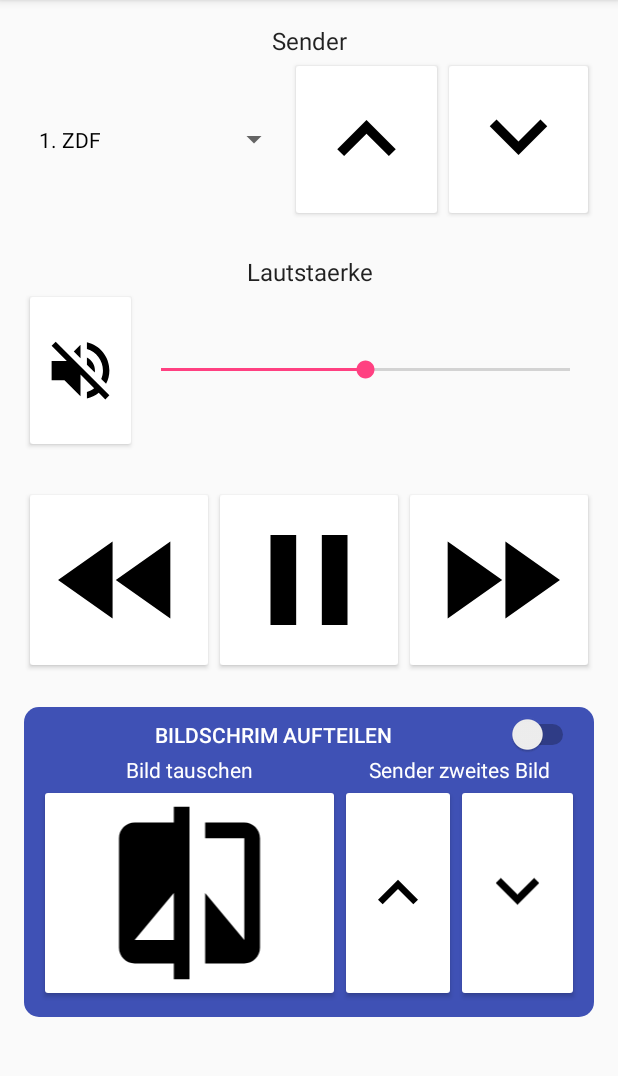
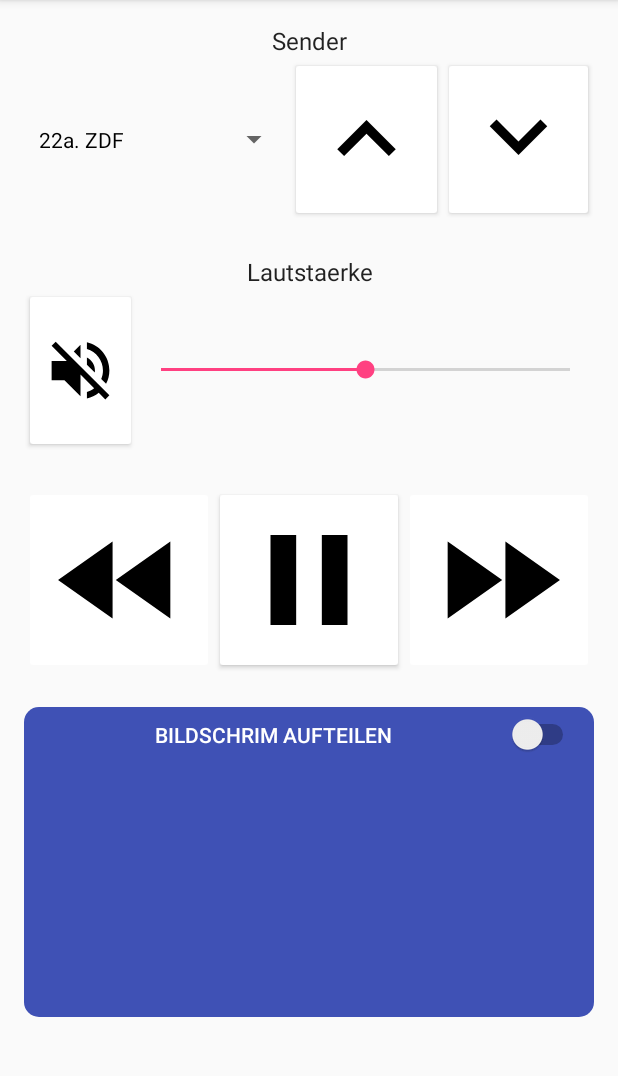
Before and after one commit to juxbo/NZSE_Remote, an Android app: the screen it shows after launch (Fernbedienung), on a phone screen of 412 x 824 dp, the part 84-1160 px from its top. Run offline under Robolectric (Android 15) with nearby library versions, the phone set to English and light mode, and no system bars; network calls fail.

Commit message:
PIP implemented Changing channel implemented Play / Pause and rewind / fastforward kind of implemented

```diff
--- a/app/src/main/java/remote/js/nzse/hda/makeremotesgreatagain/Fernbedienung.java
+++ b/app/src/main/java/remote/js/nzse/hda/makeremotesgreatagain/Fernbedienung.java
@@ -10,10 +10,14 @@ import android.support.v7.widget.Toolbar;
 import android.view.View;
 import android.view.Menu;
 import android.view.MenuItem;
+import android.widget.AdapterView;
 import android.widget.ArrayAdapter;
+import android.widget.CompoundButton;
 import android.widget.ImageButton;
+import android.widget.LinearLayout;
 import android.widget.SeekBar;
 import android.widget.Spinner;
+import android.widget.Switch;
 import android.widget.Toast;
 
 import java.util.ArrayList;
@@ -21,6 +25,7 @@ import java.util.ArrayList;
 public class Fernbedienung extends AppCompatActivity {
 
     public static final String IPAdress = "192.168.178.43";
+    private static final int SPULEN_BY =10;
     private Spinner sender;
     private SeekBar vol;
     private boolean muted=false;
@@ -29,6 +34,12 @@ public class Fernbedienung extends AppCompatActivity {
     private boolean blackbars=true;
     private Senderliste sliste;
     private HttpCommandWrapper cmd;
+    private int lastChannelNr;
+    private int pipChannelNr;
+    private long timePaused;
+    private int spulenOffset;
+    private ImageButton ffBtn;
+    private ImageButton rewindBtn;
 
     @Override
     protected void onCreate(Bundle savedInstanceState) {
@@ -39,17 +50,126 @@ public class Fernbedienung extends AppCompatActivity {
 
         System.setProperty("java.net.preferIPv4Stack" , "true");
 
+        //Somehow these cannot be disabled in xml (They're not greyed out)
+        ffBtn=(ImageButton) findViewById(R.id.button_ff);
+        rewindBtn=(ImageButton) findViewById(R.id.button_rewind);
+        ffBtn.setEnabled(false);
+        rewindBtn.setEnabled(false);
+        setPipButtonsEnabled(false);
+
+        lastChannelNr=0;
+
         sender=(Spinner) findViewById(R.id.spinner_sender);
         sliste=new Senderliste();
         ArrayAdapter senderAdapter = new ArrayAdapter(this, R.layout.custom_spinner, sliste.getSender());
         sender.setAdapter(senderAdapter);
 
+        sender.setOnItemSelectedListener(new AdapterView.OnItemSelectedListener() {
+            @Override
+            public void onItemSelected(AdapterView<?> parentView, View selectedItemView, int position, long id) {
+                lastChannelNr=position;
+                cmd.setChannelMain(sliste.findSenderByNumber(lastChannelNr).getChannel());
+            }
+
+            @Override
+            public void onNothingSelected(AdapterView<?> adapterView) {
+                return;
+            }
+        });
+
         vol=(SeekBar) findViewById(R.id.bar_volume);
         vol.setProgress(volCache);
+        vol.setOnSeekBarChangeListener(new SeekBar.OnSeekBarChangeListener() {
+            @Override
+            public void onProgressChanged(SeekBar seekBar, int i, boolean b) {
+                //This generates a lot of httpRequests
+                cmd.setVolume(i);
+            }
+
+            @Override
+            public void onStartTrackingTouch(SeekBar seekBar) {
+                //Not necessary
+            }
+
+            @Override
+            public void onStopTrackingTouch(SeekBar seekBar) {
+                //Not necessary
+            }
+        });
+
+        Switch pipSwitch = (Switch)findViewById(R.id.switch_pip);
+        pipSwitch.setOnCheckedChangeListener(new CompoundButton.OnCheckedChangeListener() {
+            @Override
+            public void onCheckedChanged(CompoundButton compoundButton, boolean b) {
+                if(b){
+                    cmd.setPipEnabled(true);
+                    setPipButtonsEnabled(true);
+                }else{
+                    cmd.setPipEnabled(false);
+                    setPipButtonsEnabled(false);
+                }
+            }
+        });
 
         cmd = new HttpCommandWrapper(IPAdress);
+        cmd.setDebug(true);
         cmd.setStandBy(false);
+        cmd.setChannelMain(sliste.findSenderByNumber(lastChannelNr).getChannel());
     }
+
+    private void setPipButtonsEnabled(final boolean enabled) {
+        pipChannelNr=0;
+        if(enabled){
+            findViewById(R.id.layout_pipSwap).setVisibility(LinearLayout.VISIBLE);
+            findViewById(R.id.layout_pipChannel).setVisibility(LinearLayout.VISIBLE);
+        }else{
+            findViewById(R.id.layout_pipSwap).setVisibility(LinearLayout.GONE);
+            findViewById(R.id.layout_pipChannel).setVisibility(LinearLayout.GONE);
+        }
+
+        findViewById(R.id.button_piplast).setEnabled(enabled);
+        findViewById(R.id.button_pipnext).setEnabled(enabled);
+        findViewById(R.id.button_pipswap).setEnabled(enabled);
+    }
+
+    public void pipSwapButtonPressed(View v){
+        int temp=lastChannelNr;
+        lastChannelNr=pipChannelNr;
+        pipChannelNr=temp;
+
+        cmd.setChannelPip(sliste.findSenderByNumber(pipChannelNr).getChannel());
+        cmd.setChannelMain(sliste.findSenderByNumber(lastChannelNr).getChannel());
+    }
+    public void pipNextChannelButtonPressed(View v){
+        pipChannelNr++;
+        cmd.setChannelPip(sliste.findSenderByNumber(pipChannelNr).getChannel());
+    }
+    public void pipLastChannelButtonPressed(View v){
+        pipChannelNr--;
+        if(pipChannelNr<0) {
+            pipChannelNr = sliste.getSender().size();
+        }
+        cmd.setChannelPip(sliste.findSenderByNumber(pipChannelNr).getChannel());
+    }
+
+    @Override
+    protected void onResume() {
+        super.onResume();
+        //TODO: Check if connection can still be established
+
+        //not sure about this
+        cmd.setDebug(true);
+        cmd.setStandBy(false);
+        //TODO: Find a way to save lastChannelNr (ATM it gets reset to its initial value (i.e. 0))
+        cmd.setChannelMain(sliste.findSenderByNumber(lastChannelNr).getChannel());
+    }
+
+    @Override
+    protected void onPause() {
+        super.onPause();
+        //TODO: Find out what to do here
+    }
+
 
     @Override
     public boolean onCreateOptionsMenu(Menu menu) {
@@ -99,14 +219,22 @@ public class Fernbedienung extends AppCompatActivity {
 
             @Override
             public void onClick(DialogInterface dialog, int which) {
-                //TODO: Do stuff whit whatever gets chosen
+                //TODO: Change this to correct roles. Hide the features a role shouldn't have
                 dialog.dismiss();
                 switch(which){
                     case 0:
-
+                    case 1:
+                    case 2:
+                    case 3:
+                        //Rolle noob
                         break;
-                    case 1:
-
+                    case 4:
+                    case 5:
+                    case 6:
+                        //Rolle pro
+                        break;
+                    default:
+                        //Keine Rolle. Noob benutzen?
                         break;
                 }
             }
@@ -115,34 +243,69 @@ public class Fernbedienung extends AppCompatActivity {
 
         b.show();
     }
+
     public void playButtonPressed(View v){
         //TODO: Implement Play/Pause Function and enable ff/rewind buttons only when paused before
         if(paused){
             Toast.makeText(this, "Resuming", Toast.LENGTH_SHORT).show();
             ((ImageButton)findViewById(R.id.button_play)).setImageDrawable(ContextCompat.getDrawable(getApplicationContext(),R.drawable.pause));
-            //TODO: WTF is Offset?
-            cmd.play(500);
+            cmd.play(calculateOffset(spulenOffset));
+            ffBtn.setEnabled(false);
+            rewindBtn.setEnabled(false);
             paused=false;
         }else{
             Toast.makeText(this, "Pausing", Toast.LENGTH_SHORT).show();
             ((ImageButton)findViewById(R.id.button_play)).setImageDrawable(ContextCompat.getDrawable(getApplicationContext(),R.drawable.play));
             cmd.pause();
+            timePaused=System.currentTimeMillis();
+            ffBtn.setEnabled(true);
             paused=true;
         }
+    }
+
+    public void ffButtonPressed(View v){
+        if(calculateOffset(spulenOffset)> SPULEN_BY){
+            spulenOffset-= SPULEN_BY;
+            Toast.makeText(this, "-"+SPULEN_BY+" => Neuer Offset: "+calculateOffset(spulenOffset), Toast.LENGTH_SHORT).show();
+            if(calculateOffset(spulenOffset)>= SPULEN_BY){
+                ffBtn.setEnabled(false);
+            }
+            if(calculateOffset(spulenOffset)<calculateOffset(SPULEN_BY)) {
+                rewindBtn.setEnabled(true);
+            }
+        }
+    }
+    public void rewindButtonPressed(View v){
+        if(calculateOffset(spulenOffset)<calculateOffset(SPULEN_BY)){
+            spulenOffset+= SPULEN_BY;
+            Toast.makeText(this, "+"+SPULEN_BY+" => Neuer Offset: "+calculateOffset(spulenOffset), Toast.LENGTH_SHORT).show();
+            if(calculateOffset(spulenOffset)<calculateOffset(0)){
+                rewindBtn.setEnabled(false);
+            }
+            if(calculateOffset(spulenOffset)> SPULEN_BY) {
+                ffBtn.setEnabled(true);
+            }
+        }
+    }
+
+    private long calculateOffset(int spulOffset) {
+        return ((System.currentTimeMillis()-timePaused)/1000)+spulOffset;
     }
 
     public void lastChannelButtonPressed(View v){
         Toast.makeText(this, "Last Channel", Toast.LENGTH_SHORT).show();
         changeSender(-1);
-        //TODO: Send sender to TV
-        cmd.setDebug(false);
+//        Not necessary after implementing the changeListener of sender spinner
+//        lastChannelNr--;
+//        cmd.setChannelMain(sliste.findSenderByNumber(lastChannelNr).getChannel());
     }
 
     public void nextChannelButtonPressed(View v){
         Toast.makeText(this, "Next Channel", Toast.LENGTH_SHORT).show();
         changeSender(1);
-        //TODO: Send sender to TV
-        cmd.setDebug(true);
+//        Not necessary after implementing the changeListener of sender spinner
+//        lastChannelNr++;
+//        cmd.setChannelMain(sliste.findSenderByNumber(lastChannelNr).getChannel());
     }
 
     private void changeSender(int by){
--- a/app/src/main/java/remote/js/nzse/hda/makeremotesgreatagain/HttpCommandWrapper.java
+++ b/app/src/main/java/remote/js/nzse/hda/makeremotesgreatagain/HttpCommandWrapper.java
@@ -59,7 +59,7 @@ public class HttpCommandWrapper {
         execute(param, 500);
     }
 
-    public void play(final int offset) {
+    public void play(final long offset) {
         String param = "timeShiftPlay=" + offset;
         execute(param, 500);
     }
--- a/app/src/main/java/remote/js/nzse/hda/makeremotesgreatagain/Sender.java
+++ b/app/src/main/java/remote/js/nzse/hda/makeremotesgreatagain/Sender.java
@@ -23,8 +23,13 @@ public class Sender implements Serializable {
 
     @Override
     public String toString() {
+        //TODO: Either remove channel or somehow display a separate consecutive channel-nr in spinner/senderliste
         final StringBuilder sb = new StringBuilder();
         sb.append(channel).append(". ").append(program);
         return sb.toString();
     }
+
+    public String getChannel() {
+        return channel;
+    }
 }
--- a/app/src/main/java/remote/js/nzse/hda/makeremotesgreatagain/Senderliste.java
+++ b/app/src/main/java/remote/js/nzse/hda/makeremotesgreatagain/Senderliste.java
@@ -17,10 +17,15 @@ public class Senderliste {
 
     private void fillSenderListWithTestData() {
         // Sender(channel, program, quality, frequency, provider)
-        sender.add(new Sender("1", "ZDF", 58, 546000, "ZDFmobil"));
-        sender.add(new Sender("2", "Das Erste", 91, 602000, "ARD"));
-        sender.add(new Sender("3", "hr-fernsehen", 91, 658000, "SWR"));
-        sender.add(new Sender("4", "arte", 91, 602000, "ARD"));
+        sender.add(new Sender("22a", "ZDF", 58, 546000, "ZDFmobil"));
+        sender.add(new Sender("57d", "Das Erste", 91, 602000, "ARD"));
+        sender.add(new Sender("37b", "hr-fernsehen", 91, 658000, "SWR"));
+        sender.add(new Sender("37c", "arte", 91, 602000, "ARD"));
+    }
+
+    public Sender findSenderByNumber(int nr){
+        // This might be a bit confusing but it works ¯\_(ツ)_/¯
+        return sender.get(nr%sender.size());
     }
 
     public List<Sender> getSender() {
--- a/app/src/main/java/remote/js/nzse/hda/makeremotesgreatagain/SenderlisteActivity.java
+++ b/app/src/main/java/remote/js/nzse/hda/makeremotesgreatagain/SenderlisteActivity.java
@@ -29,7 +29,7 @@ public class SenderlisteActivity extends AppCompatActivity {
         ArrayAdapter senderAdapter = new ArrayAdapter(this,R.layout.custom_listview, R.id.listview_textView, senderliste);
         sender.setAdapter(senderAdapter);
 
-        //TODO: Somehow get the pressed buttons in the listview
+        //TODO: Somehow find out what button has been pressed (which line of listview)
     }
 
     @Override
--- a/app/src/main/res/layout/content_fernbedienung.xml
+++ b/app/src/main/res/layout/content_fernbedienung.xml
@@ -49,11 +49,6 @@
                     android:layout_width="match_parent"
                     android:layout_height="match_parent">
 
-                   <!-- <Spinner
-                        android:layout_width="177dp"
-                        android:layout_height="match_parent"
-                        android:id="@+id/spinner_sender"
-                        android:entries="@array/senderliste" /> -->
                     <Spinner
                         android:layout_width="177dp"
                         android:layout_height="match_parent"
@@ -150,8 +145,10 @@
                 android:src="@drawable/rewind"
                 android:layout_width="0dp"
                 android:layout_height="match_parent"
-                android:id="@+id/button3"
-                android:layout_weight="1" />
+                android:id="@+id/button_rewind"
+                android:layout_weight="1"
+                android:onClick="rewindButtonPressed"
+                android:enabled="false" />
 
             <ImageButton
                 android:src="@drawable/pause"
@@ -165,8 +162,10 @@
                 android:src="@drawable/fastforward"
                 android:layout_width="0dp"
                 android:layout_height="match_parent"
-                android:id="@+id/button6"
-                android:layout_weight="1" />
+                android:id="@+id/button_ff"
+                android:layout_weight="1"
+                android:onClick="ffButtonPressed"
+                android:enabled="false" />
         </LinearLayout>
 
         <Space
@@ -187,7 +186,7 @@
                 android:text="Bildschrim aufteilen"
                 android:layout_width="match_parent"
                 android:layout_height="wrap_content"
-                android:id="@+id/switch2"
+                android:id="@+id/switch_pip"
                 android:checked="false"
                 android:splitTrack="false"
                 android:textAppearance="@android:style/TextAppearance.Material.Widget.ActionBar.Menu"
@@ -203,7 +202,8 @@
                     android:orientation="vertical"
                     android:layout_width="110dp"
                     android:layout_height="match_parent"
-                    android:layout_weight="0.68">
+                    android:layout_weight="0.68"
+                    android:id="@+id/layout_pipSwap">
 
                     <TextView
                         android:text="Bild tauschen"
@@ -219,14 +219,16 @@
                         android:src="@drawable/pip_swap"
                         android:layout_width="match_parent"
                         android:layout_height="match_parent"
-                        android:id="@+id/button7" />
+                        android:id="@+id/button_pipswap"
+                        android:onClick="pipSwapButtonPressed" />
                 </LinearLayout>
 
                 <LinearLayout
                     android:orientation="vertical"
                     android:layout_width="142dp"
                     android:layout_height="match_parent"
-                    android:layout_weight="0.13">
+                    android:layout_weight="0.13"
+                    android:id="@+id/layout_pipChannel">
 
                     <TextView
                         android:text="Sender zweites Bild"
@@ -246,15 +248,17 @@
                             android:src="@drawable/arrow_up"
                             android:layout_width="71dp"
                             android:layout_height="match_parent"
-                            android:id="@+id/button8"
-                            android:layout_weight="0.03" />
+                            android:id="@+id/button_piplast"
+                            android:layout_weight="0.03"
+                            android:onClick="pipLastChannelButtonPressed" />
 
                         <ImageButton
                             android:src="@drawable/arrow_down"
                             android:layout_width="0dp"
                             android:layout_height="match_parent"
-                            android:id="@+id/button9"
-                            android:layout_weight="0.37" />
+                            android:id="@+id/button_pipnext"
+                            android:layout_weight="0.37"
+                            android:onClick="pipNextChannelButtonPressed" />
                     </LinearLayout>
 
                 </LinearLayout>
--- a/app/src/main/res/values/strings.xml
+++ b/app/src/main/res/values/strings.xml
@@ -1,15 +1,6 @@
 <resources>
     <string name="app_name">GreatRemote</string>
     <string name="action_settings">Settings</string>
-    <!-- Not used anymore -->
-    <string-array name="senderliste">
-        <!-- TODO: The numbers shouldn't be in here. (Do we even need numbers?) -->
-        <item>1. ARD</item>
-        <item>2. ZDF</item>
-        <item>3. AMK</item>
-        <item>4. BibelTV</item>
-        <item>5. Langersendername</item>
-    </string-array>
     <string name="title_activity_senderliste">Settings</string>
 
     <!-- Strings related to Settings -->
```
